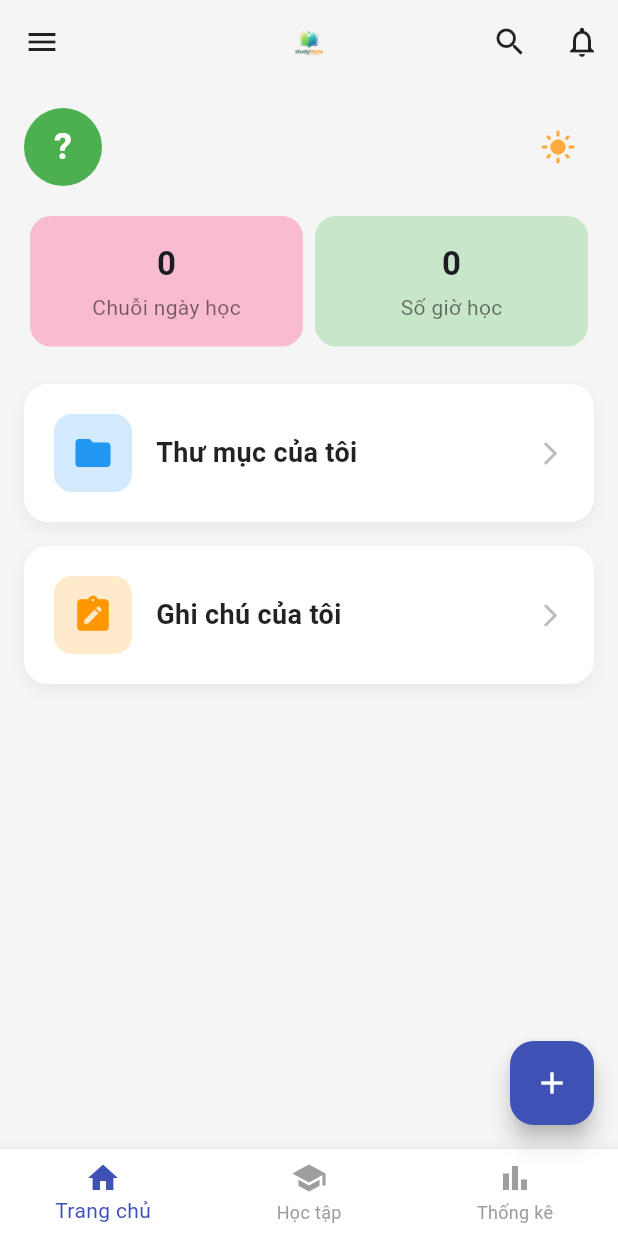
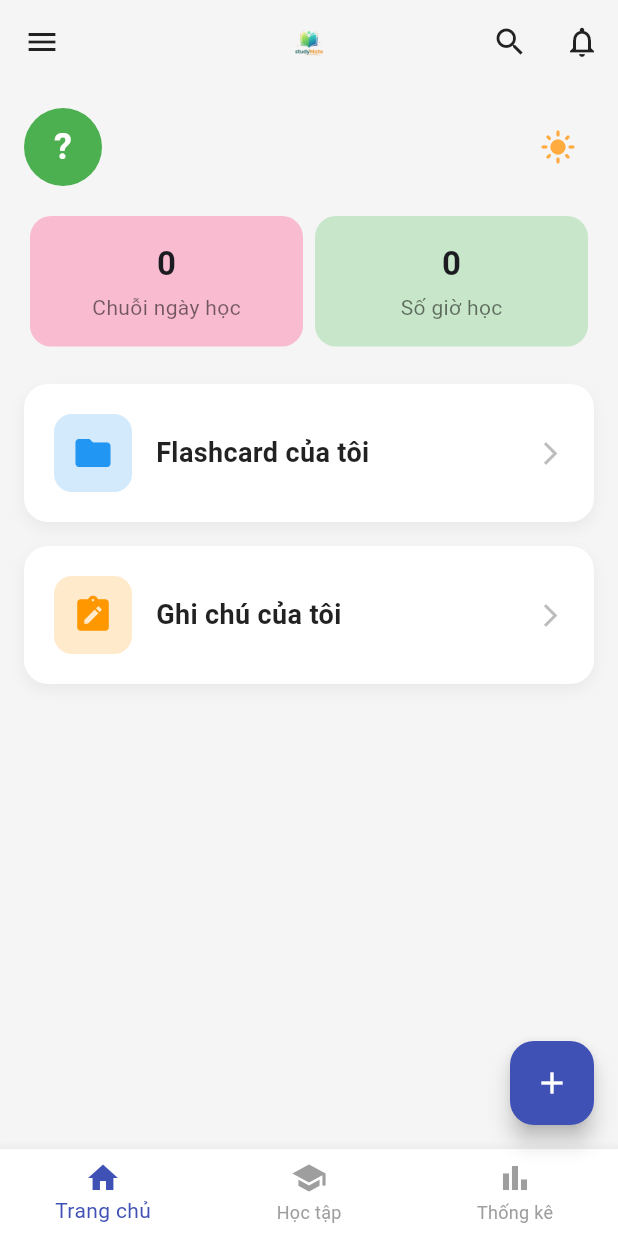
Before and after one commit to TruyenThanhhhh/flashcard_app, a Flutter app: the screen it shows once a user with an empty profile is signed in, on a phone screen of 412 x 824 dp. Run offline on Flutter 3.47's test engine with Material 3 defaults, Android fonts, the phone set to English and light mode, and no system bars; our stand-ins replace cloud_firestore, firebase_auth, firebase_core, fl_chart, flutter_dotenv, flutter_local_notifications and 2 more; accounts and stored records are empty.

Commit message:
Sửa lỗi hiển thị Homepage

```diff
--- a/lib/screens/home_screen.dart
+++ b/lib/screens/home_screen.dart
@@ -13,7 +13,7 @@ import 'help_screen.dart';
 import 'notes_list_screen.dart';
 import 'note_editor_screen.dart';
 import 'notification_screen.dart';
-import 'statistics_screen.dart'; // Import màn hình thống kê riêng
+import 'statistics_screen.dart';
 import 'folders_list_screen.dart';
 import 'public_lessons_screen.dart';
 
@@ -34,8 +34,6 @@ class _HomeScreenState extends State<HomeScreen> {
   @override
   Widget build(BuildContext context) {
     final isDark = widget.isDark;
-
-    // Stream chính để lấy thông tin User (Tên, Avatar, Stats)
     return StreamBuilder<DocumentSnapshot>(
       stream: _db.getUserStream(),
       builder: (context, userSnapshot) {
@@ -297,8 +295,6 @@ class _HomeScreenState extends State<HomeScreen> {
                       ),
               ),
               const SizedBox(width: 12),
-
-              // 🔥 FIX LỖI TRÀN TÊN: Dùng Expanded + TextOverflow
               Expanded(
                 child: Text(
                   userName,
@@ -344,7 +340,7 @@ class _HomeScreenState extends State<HomeScreen> {
           // My Folders and My Notes cards
           _buildHomeItemCard(
             context,
-            'Thư mục của tôi',
+            'Flashcard của tôi',
             Icons.folder,
             Colors.blue,
             () {
```
